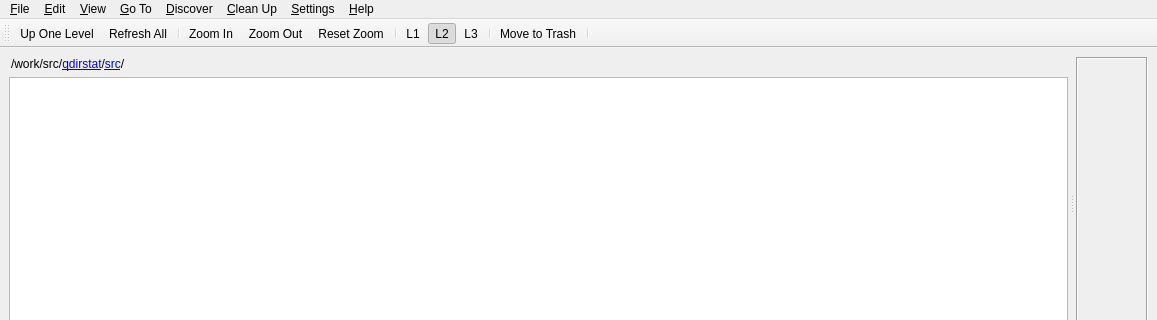
The window that src/main-window.ui (shundhammer/qdirstat) describes before a commit, drawn with Qt 5; both pictures show x 0 to 1157 and y 0 to 320 of the 1157 by 650 pixel window.
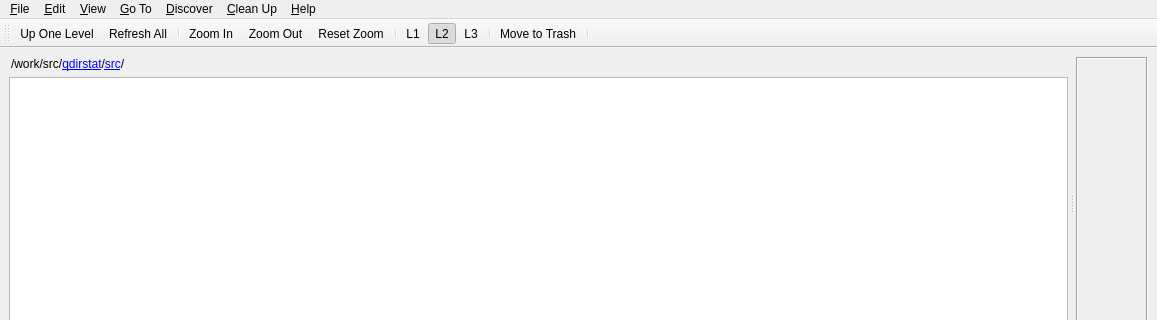
The same window after the commit. Icons and pictures are not drawn. Custom widgets are drawn as their Qt base class.

Patch:
```diff
--- a/src/main-window.ui
+++ b/src/main-window.ui
@@ -233,12 +233,6 @@
     <addaction name="actionMoveToTrash"/>
     <addaction name="separator"/>
    </widget>
-   <widget class="QMenu" name="menuSettings">
-    <property name="title">
-     <string>&amp;Settings</string>
-    </property>
-    <addaction name="actionConfigure"/>
-   </widget>
    <widget class="QMenu" name="menuDiscover">
     <property name="title">
      <string>&amp;Discover</string>
@@ -256,7 +250,6 @@
    <addaction name="menuGoTo"/>
    <addaction name="menuDiscover"/>
    <addaction name="menuCleanup"/>
-   <addaction name="menuSettings"/>
    <addaction name="menuHelp"/>
   </widget>
   <widget class="QStatusBar" name="statusBar"/>
```
Left out of the diff: 3 changed lines with no effect on the pictures.
